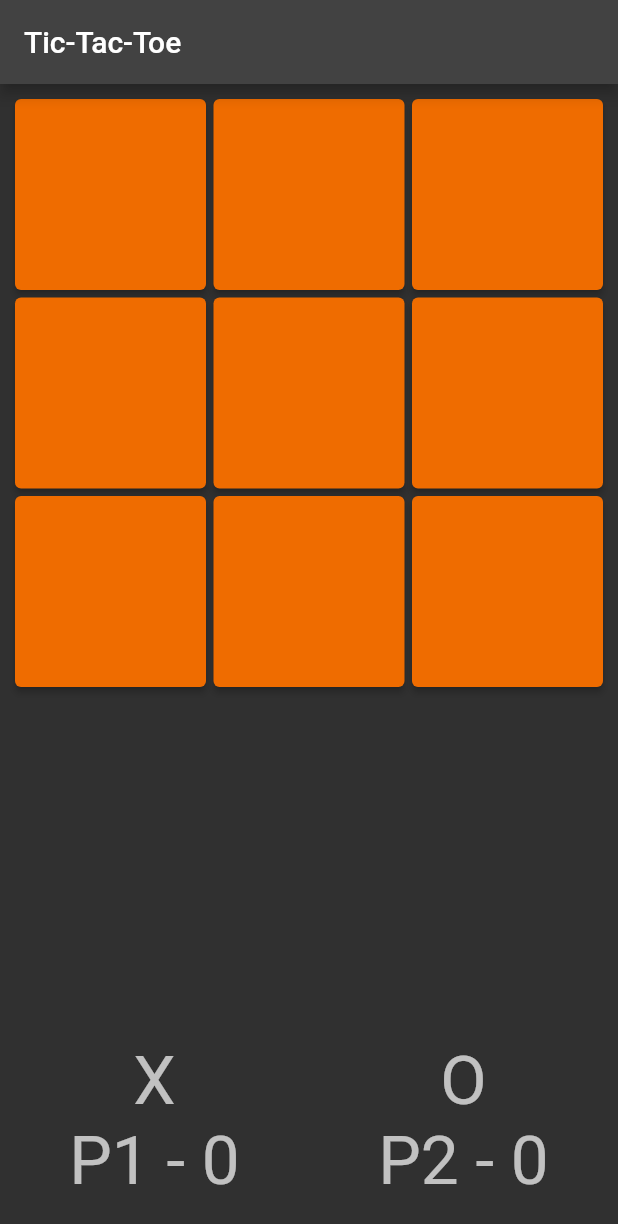
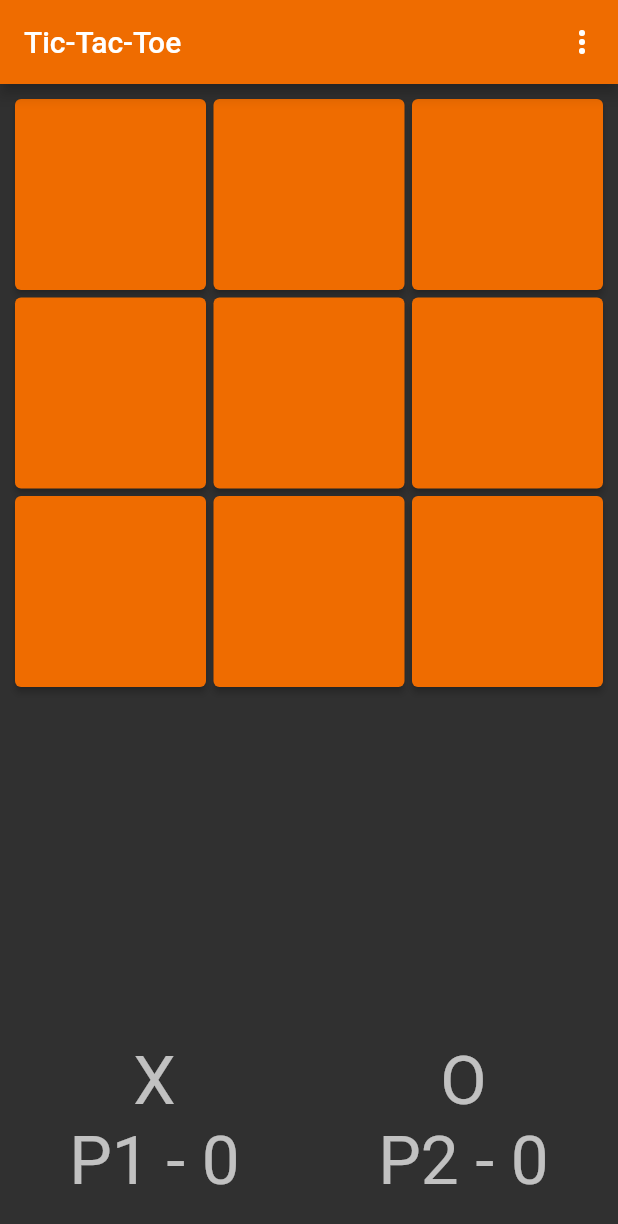
Before and after one commit to davidrgb/MAP-Creative-2, a Flutter app: the screen it shows after launch, on a phone screen of 412 x 824 dp. Shown: the top 1224 px of the screen. Run offline on Flutter 3.47's test engine with Material 2 defaults, Android fonts, the light colour scheme and no system bars.

Commit message:
Final commit

```diff
--- a/lib/main.dart
+++ b/lib/main.dart
@@ -1,3 +1,4 @@
+import 'package:creative2/model/themeColor.dart';
 import 'package:creative2/viewscreen/tictactoe_screen.dart';
 import 'package:flutter/material.dart';
 
--- /dev/null
+++ b/lib/model/themeColor.dart
@@ -0,0 +1,6 @@
+import 'package:flutter/material.dart';
+
+class ThemeColor {
+  Color? color;
+  ThemeColor(this.color);
+}
--- a/lib/viewscreen/tictactoe_screen.dart
+++ b/lib/viewscreen/tictactoe_screen.dart
@@ -1,12 +1,33 @@
+import 'package:creative2/model/themeColor.dart';
 import 'package:creative2/model/tictactoe.dart';
 import 'package:flutter/material.dart';
+
+var colors = [
+  Colors.orange[800],
+  Colors.yellow[800],
+  Colors.green[800],
+  Colors.blue[800],
+  Colors.indigo[800],
+  Colors.purple[800],
+  Colors.red[800],
+];
+
+var colorNames = [
+  'Orange',
+  'Yellow',
+  'Green',
+  'Blue',
+  'Indigo',
+  'Purple',
+  'Red',
+];
 
 class TicTacToeScreen extends StatefulWidget {
   static const routeName = '/gameScreen';
 
   @override
   State<StatefulWidget> createState() {
-    return _TicTacToeScreenState();
+    return _TicTacToeScreenState(this);
   }
 }
 
@@ -20,6 +41,11 @@ class _TicTacToeScreenState extends State<TicTacToeScreen> {
 
   var buttonTags = [];
   var buttonStates = [];
+
+  late TicTacToeScreen screen;
+  _TicTacToeScreenState(this.screen);
+
+  Color? color = colors[0];
 
   void render(fn) => setState(fn);
 
@@ -46,6 +72,32 @@ class _TicTacToeScreenState extends State<TicTacToeScreen> {
     return Scaffold(
       appBar: AppBar(
         title: Text('Tic-Tac-Toe'),
+        backgroundColor: color,
+        actions: [
+          PopupMenuButton(
+            onSelected: (int index) {
+              controller.updateColor(index);
+            },
+            itemBuilder: (BuildContext context) {
+              return <PopupMenuItem<int>>[
+                for (int i = 0; i < colors.length; i++)
+                  PopupMenuItem(
+                    value: i,
+                    child: Row(
+                      children: [
+                        Expanded(
+                          child: CircleAvatar(
+                            backgroundColor: colors[i],
+                          ),
+                        ),
+                        Expanded(child: Text('${colorNames[i]}')),
+                      ],
+                    ),
+                  ),
+              ];
+            },
+          ),
+        ],
       ),
       body: Container(
         width: MediaQuery.of(context).size.width,
@@ -61,9 +113,11 @@ class _TicTacToeScreenState extends State<TicTacToeScreen> {
                 children: [
                   for (int i = 0; i < 9; i++)
                     ElevatedButton(
-                      onPressed:
-                          _gameOver || !buttonStates[i] ? null : () => controller.activateSpace(i),
+                      onPressed: _gameOver || !buttonStates[i]
+                          ? null
+                          : () => controller.activateSpace(i),
                       child: Text('${buttonTags[i]}'),
+                      style: ElevatedButton.styleFrom(primary: color),
                     ),
                 ],
               ),
@@ -96,6 +150,7 @@ class _TicTacToeScreenState extends State<TicTacToeScreen> {
                             child: Text(
                               'Reset',
                             ),
+                            style: ElevatedButton.styleFrom(primary: color),
                           ),
                         ),
                       ],
@@ -159,7 +214,9 @@ class _Controller {
   int counter = 0;
 
   void activateSpace(int index) {
-    state.buttonTags[index] = state.game.playerOneTurn ? '${state.game.playerOneSymbol}' : '${state.game.playerTwoSymbol}';
+    state.buttonTags[index] = state.game.playerOneTurn
+        ? '${state.game.playerOneSymbol}'
+        : '${state.game.playerTwoSymbol}';
     state.buttonStates[index] = false;
     state.render(() => state.game.onTap(index));
     checkWin();
@@ -184,4 +241,8 @@ class _Controller {
     state.createButtonAttr();
     state.render(() => state.game.reset());
   }
+
+  void updateColor(int index) {
+    state.render(() => state.color = colors[index]);
+  }
 }
```
